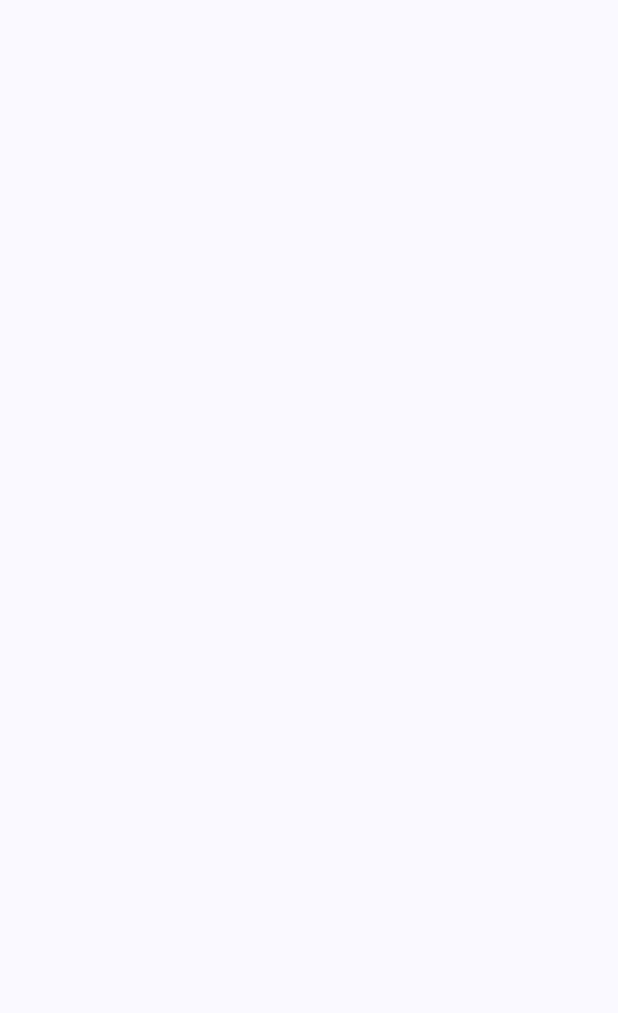
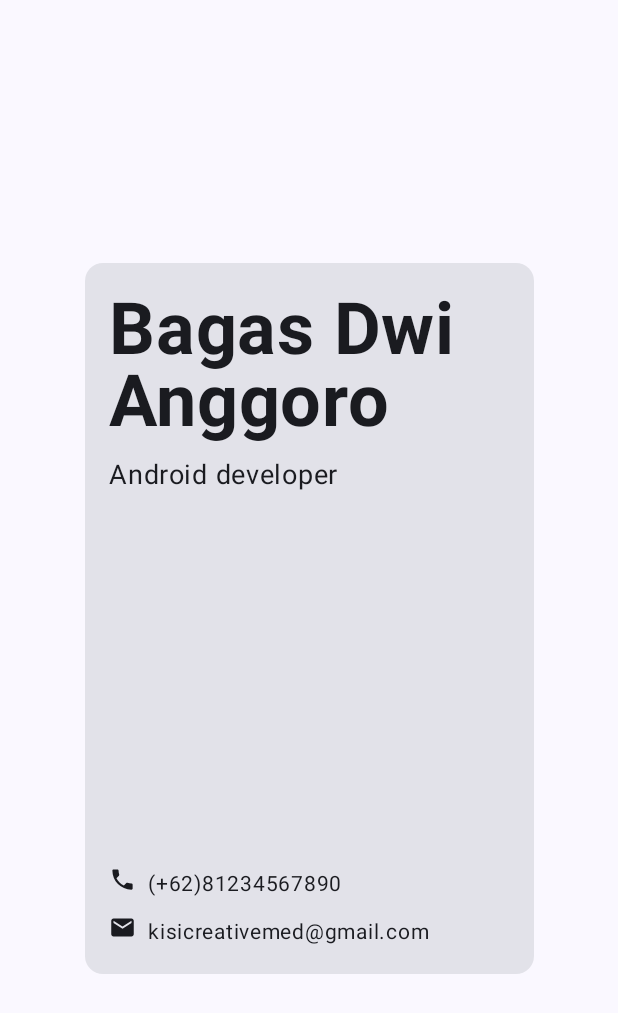
Before and after one commit to imkisi/Kotlin-study-archive, an Android app built with Jetpack Compose: the NameCard screen opened directly, with no data from a screen before it, on a phone screen of 412 x 824 dp. Before the commit the part shown is empty. Shown: the top 1013 px of the screen. Run offline under Robolectric (Android 15) with nearby library versions, the light colour scheme and no system bars.

Commit message:
Update : project

```diff
--- a/Unreleased/app/src/main/java/com/example/unreleased/NameCard.kt
+++ b/Unreleased/app/src/main/java/com/example/unreleased/NameCard.kt
@@ -4,13 +4,28 @@ import android.os.Bundle
 import androidx.activity.ComponentActivity
 import androidx.activity.compose.setContent
 import androidx.activity.enableEdgeToEdge
+import androidx.compose.foundation.layout.Arrangement
+import androidx.compose.foundation.layout.Box
+import androidx.compose.foundation.layout.Column
+import androidx.compose.foundation.layout.Row
 import androidx.compose.foundation.layout.fillMaxSize
+import androidx.compose.foundation.layout.padding
+import androidx.compose.foundation.layout.size
+import androidx.compose.material3.Card
+import androidx.compose.material3.CardDefaults
+import androidx.compose.material3.Icon
 import androidx.compose.material3.MaterialTheme
 import androidx.compose.material3.Surface
 import androidx.compose.material3.Text
 import androidx.compose.runtime.Composable
+import androidx.compose.ui.Alignment
 import androidx.compose.ui.Modifier
+import androidx.compose.ui.res.painterResource
+import androidx.compose.ui.res.stringResource
+import androidx.compose.ui.text.font.FontWeight
 import androidx.compose.ui.tooling.preview.Preview
+import androidx.compose.ui.unit.dp
+import androidx.compose.ui.unit.sp
 import com.example.unreleased.ui.theme.UnreleasedTheme
 
 class NameCard : ComponentActivity() {
@@ -23,7 +38,7 @@ class NameCard : ComponentActivity() {
                     modifier = Modifier.fillMaxSize(),
                     color = MaterialTheme.colorScheme.background
                 ) {
-
+                    ProfileCard()
                 }
             }
         }
@@ -31,17 +46,89 @@ class NameCard : ComponentActivity() {
 }
 
 @Composable
-fun Greeting(name: String, modifier: Modifier = Modifier) {
-    Text(
-        text = "Hello $name!",
+fun ProfileCard(
+    modifier: Modifier = Modifier
+) {
+    Box(
         modifier = modifier
-    )
+            .fillMaxSize(),
+        contentAlignment = Alignment.Center
+    ) {
+        Card(
+            colors = CardDefaults.cardColors(),
+            modifier = modifier
+                .size(335.dp, 510.dp)
+                .padding(18.dp)
+        ) {
+            Column(
+                modifier = modifier
+                    .padding(16.dp)
+            ) {
+                Text(
+                    text = stringResource(R.string.profile_name),
+                    fontSize = 48.sp,
+                    lineHeight = 48.sp,
+                    fontWeight = FontWeight.Bold,
+                )
+                Text(
+                    text = stringResource(R.string.profile_title),
+                    fontSize = 18.sp,
+                    modifier = Modifier.padding(top = 8.dp)
+                )
+            }
+            Column(
+                modifier = Modifier
+                    .padding(16.dp)
+                    .fillMaxSize(),
+                verticalArrangement = Arrangement.Bottom,
+                horizontalAlignment = Alignment.Start,
+            ) {
+                Row(
+                    modifier = Modifier
+                        .padding(bottom = 8.dp),
+                    horizontalArrangement = Arrangement.Center
+                ) {
+                    Icon(
+                        painter = painterResource(R.drawable.baseline_phone_24),
+                        contentDescription = null,
+                        modifier = Modifier
+                            .padding(end = 8.dp)
+                            .size(18.dp)
+                    )
+                    Text(
+                        text = stringResource(R.string.profile_phone),
+                        fontSize = 14.sp
+                    )
+                }
+                Row(
+                    modifier = Modifier,
+                    horizontalArrangement = Arrangement.Center
+                ) {
+                    Icon(
+                        painter = painterResource(R.drawable.baseline_email_24),
+                        contentDescription = null,
+                        modifier = Modifier
+                            .padding(end = 8.dp)
+                            .size(18.dp)
+                    )
+                    Text(
+                        text = stringResource(R.string.profile_mail),
+                        fontSize = 14.sp
+                    )
+                }
+            }
+        }
+    }
 }
 
-@Preview(showBackground = true)
+@Preview(
+    showBackground = true,
+    showSystemUi = true,
+    name = "Profile"
+)
 @Composable
 fun GreetingPreview4() {
     UnreleasedTheme {
-        Greeting("Android")
+        ProfileCard()
     }
 }
--- /dev/null
+++ b/Unreleased/app/src/main/res/drawable/baseline_email_24.xml
@@ -0,0 +1,5 @@
+<vector xmlns:android="http://schemas.android.com/apk/res/android" android:height="24dp" android:tint="#2C0B54" android:viewportHeight="24" android:viewportWidth="24" android:width="24dp">
+
+    <path android:fillColor="@android:color/white" android:pathData="M20,4L4,4c-1.1,0 -1.99,0.9 -1.99,2L2,18c0,1.1 0.9,2 2,2h16c1.1,0 2,-0.9 2,-2L22,6c0,-1.1 -0.9,-2 -2,-2zM20,8l-8,5 -8,-5L4,6l8,5 8,-5v2z"/>
+
+</vector>
--- /dev/null
+++ b/Unreleased/app/src/main/res/drawable/baseline_phone_24.xml
@@ -0,0 +1,5 @@
+<vector xmlns:android="http://schemas.android.com/apk/res/android" android:height="24dp" android:tint="#2C0B54" android:viewportHeight="24" android:viewportWidth="24" android:width="24dp">
+
+    <path android:fillColor="@android:color/white" android:pathData="M6.62,10.79c1.44,2.83 3.76,5.14 6.59,6.59l2.2,-2.2c0.27,-0.27 0.67,-0.36 1.02,-0.24 1.12,0.37 2.33,0.57 3.57,0.57 0.55,0 1,0.45 1,1V20c0,0.55 -0.45,1 -1,1 -9.39,0 -17,-7.61 -17,-17 0,-0.55 0.45,-1 1,-1h3.5c0.55,0 1,0.45 1,1 0,1.25 0.2,2.45 0.57,3.57 0.11,0.35 0.03,0.74 -0.25,1.02l-2.2,2.2z"/>
+
+</vector>
--- a/Unreleased/app/src/main/res/values/strings.xml
+++ b/Unreleased/app/src/main/res/values/strings.xml
@@ -17,4 +17,8 @@
     <string name="text_description_fourth">A layout composable that places its children in a vertical sequence.</string>
     <string name="text_title_fourth">Column composable</string>
     <string name="title_activity_name_card">NameCard</string>
+    <string name="profile_name">Bagas Dwi Anggoro</string>
+    <string name="profile_title">Android developer</string>
+    <string name="profile_phone">(+62)81234567890</string>
+    <string name="profile_mail">kisicreativemed@gmail.com</string>
 </resources>
```
Also changed, not shown: Unreleased/app/build.gradle.kts (added, +59 -0 lines), 1 other file.
